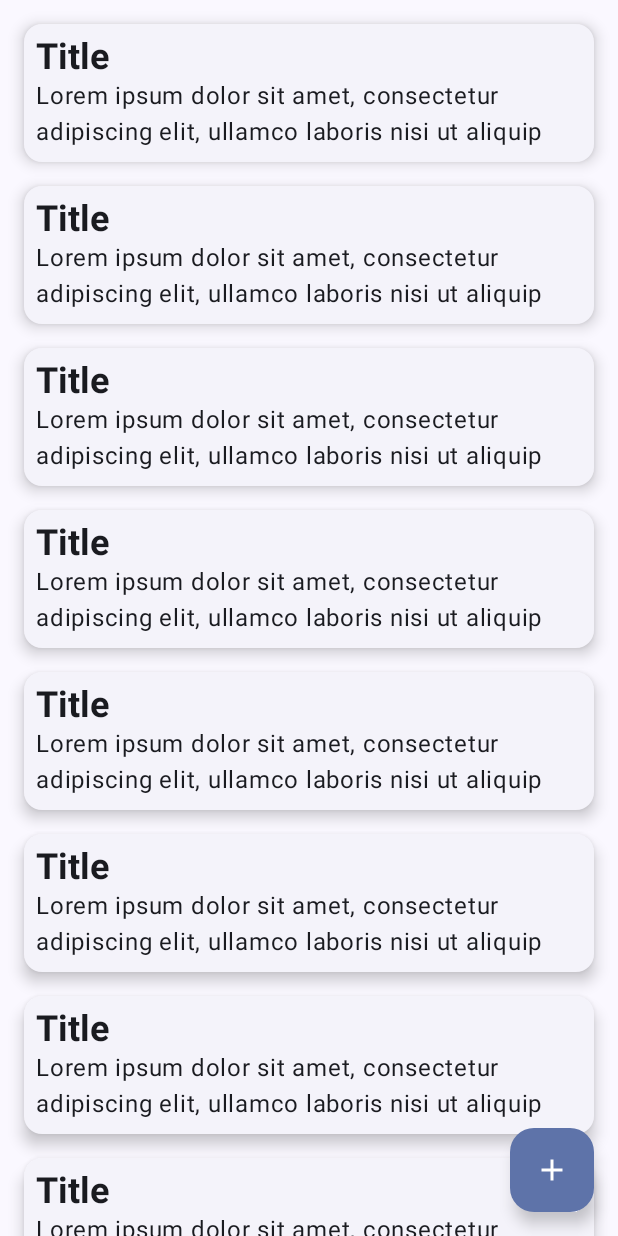
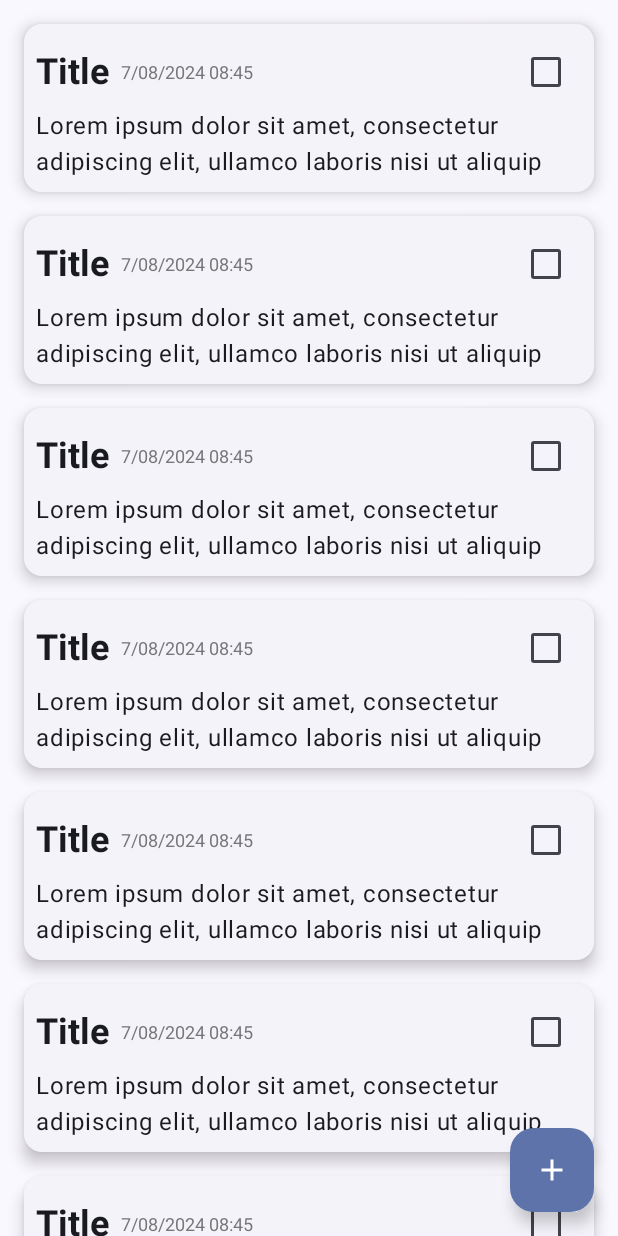
Before and after one commit to TEDDAC/ToutDouxListe-Android, an Android app built with Jetpack Compose: the screen it shows after launch (MainActivity), on a phone screen of 412 x 824 dp. Run offline under Robolectric (Android 15) with nearby library versions, the phone set to English and light mode, and no system bars.

Commit message:
Add date in task card

```diff
--- a/app/src/main/java/com/teddac/toutdouxliste/ui/component/TaskCard.kt
+++ b/app/src/main/java/com/teddac/toutdouxliste/ui/component/TaskCard.kt
@@ -1,20 +1,28 @@
 package com.teddac.toutdouxliste.ui.component
 
 import android.graphics.fonts.FontStyle
+import androidx.compose.foundation.layout.Arrangement
 import androidx.compose.foundation.layout.Column
+import androidx.compose.foundation.layout.Row
+import androidx.compose.foundation.layout.Spacer
 import androidx.compose.foundation.layout.fillMaxWidth
 import androidx.compose.foundation.layout.padding
 import androidx.compose.foundation.layout.size
 import androidx.compose.foundation.layout.wrapContentHeight
 import androidx.compose.material3.CardDefaults
+import androidx.compose.material3.Checkbox
 import androidx.compose.material3.ElevatedCard
 import androidx.compose.material3.Text
 import androidx.compose.runtime.Composable
+import androidx.compose.ui.Alignment
 import androidx.compose.ui.Modifier
+import androidx.compose.ui.graphics.Color
 import androidx.compose.ui.text.TextStyle
 import androidx.compose.ui.text.font.FontWeight
 import androidx.compose.ui.unit.dp
 import androidx.compose.ui.unit.sp
+import java.time.LocalDateTime
+import java.time.format.DateTimeFormatter
 
 @Composable
 fun TaskCard(){
@@ -25,11 +33,31 @@ fun TaskCard(){
         modifier = Modifier
             .fillMaxWidth()
     ) {
+        val date = "7/08/2024 08:45"
+
         Column (
             modifier = Modifier
                 .padding(8.dp)
         ) {
-            TaskCardTitle("Title")
+            Row (
+                verticalAlignment = Alignment.CenterVertically,
+                horizontalArrangement = Arrangement.SpaceBetween
+            ) {
+                TaskCardTitle("Title")
+                Text(
+                    date,
+                    modifier = Modifier
+                        .padding(horizontal = 8.dp),
+                    style = TextStyle(fontSize = 12.sp),
+                    color = Color(0xFF777777)
+                    // Todo: Alignement
+                )
+                Spacer(Modifier.weight(1f))
+                Checkbox(
+                    checked = false,
+                    onCheckedChange = {}
+                )
+            }
             TaskCardDescription("Lorem ipsum dolor sit amet, consectetur adipiscing elit, ullamco laboris nisi ut aliquip")
         }
     }
```
Also changed, not shown: 1 other file.
